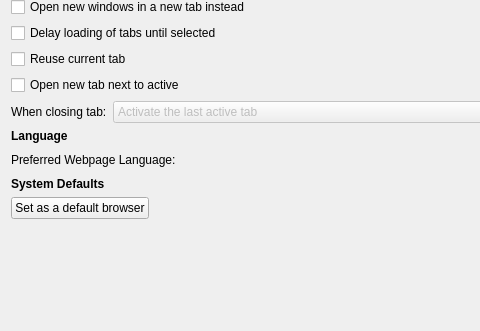
Above: src/ui/preferences/PreferencesGeneralPageWidget.ui from OtterBrowser/otter-browser before the change; both pictures show x 0 to 480 and y 204 to 535 of the 600 by 535 pixel window. Below: the same form after it.
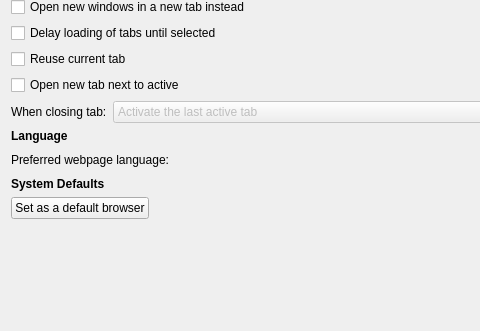
That is the form after the change. Custom widgets are drawn as their Qt base class.

Commit message: Cleanup case in severeal labels

Diff of the .ui file:
```diff
--- a/src/ui/preferences/PreferencesGeneralPageWidget.ui
+++ b/src/ui/preferences/PreferencesGeneralPageWidget.ui
@@ -230,7 +230,7 @@
      <item row="0" column="0">
       <widget class="QLabel" name="acceptLanguageLabel">
        <property name="text">
-        <string>Preferred Webpage Language:</string>
+        <string>Preferred webpage language:</string>
        </property>
        <property name="buddy">
         <cstring>acceptLanguageButton</cstring>
```
The commit also changes 4 other files.
